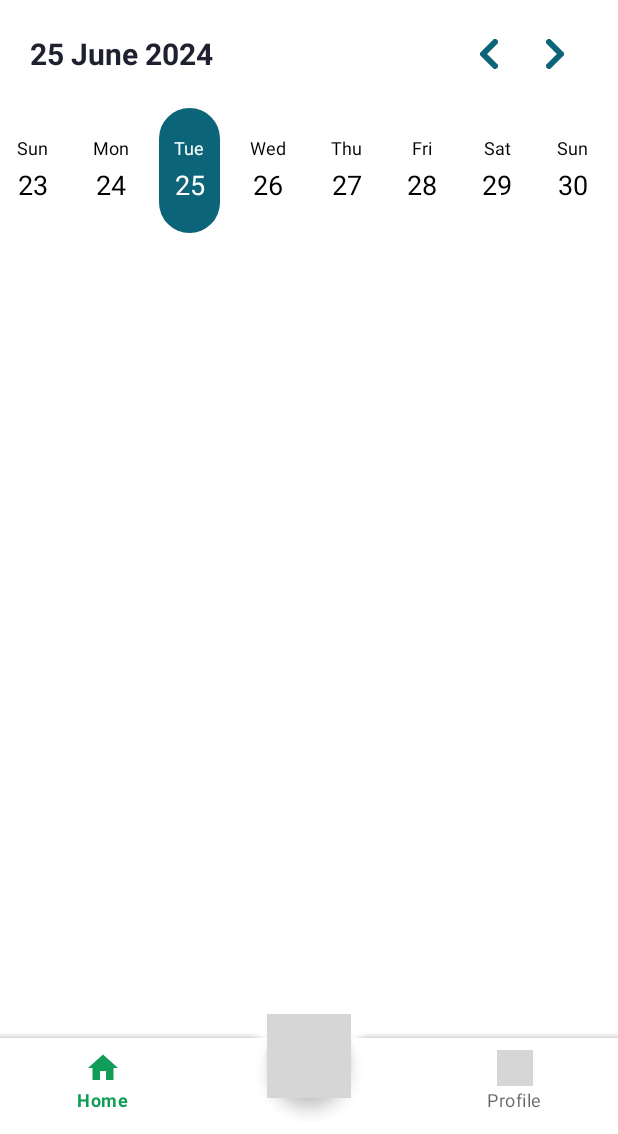
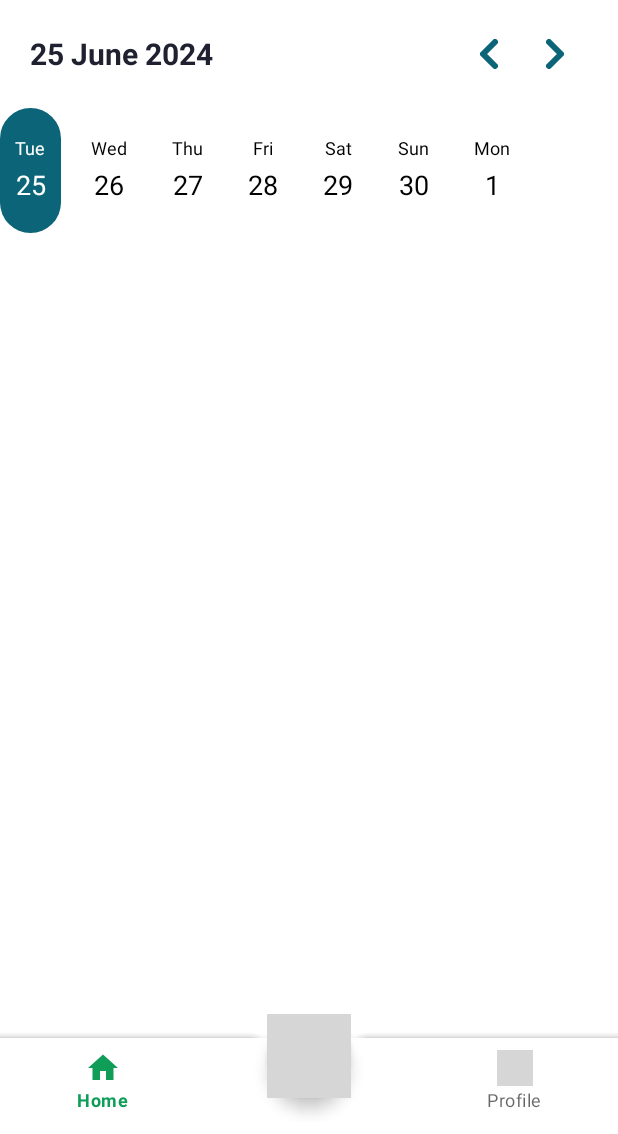
Before and after one commit to Miteshhsingla/Cuebit, an Android app: the screen it shows after launch (MainActivity), on a phone screen of 412 x 824 dp, the part 102-1236 px from its top. Run offline under Robolectric (Android 15) with nearby library versions, the light colour scheme and no system bars; our stand-ins replace CircleImageView; grey boxes are pictures that could not be loaded.

Commit message:
Added functionality arrow buttons to change week and implmented highlighting of a selected date

```diff
--- a/app/src/main/java/com/timeit/app/Adapters/DateAdapter.kt
+++ b/app/src/main/java/com/timeit/app/Adapters/DateAdapter.kt
@@ -12,7 +12,7 @@ import androidx.recyclerview.widget.RecyclerView
 import com.timeit.app.DataModels.Day
 import com.timeit.app.R
 
-class DateAdapter(private var dateItemList: List<Day>) : RecyclerView.Adapter<DateAdapter.DateViewHolder>() {
+class DateAdapter(var dateItemList: List<Day>) : RecyclerView.Adapter<DateAdapter.DateViewHolder>() {
 
     private var selectedPosition = -1
     private var onItemClickListener: ((Int) -> Unit)? = null
@@ -28,7 +28,7 @@ class DateAdapter(private var dateItemList: List<Day>) : RecyclerView.Adapter<Da
         holder.dayOfWeekText.text = day.dayOfWeek
         holder.dayNumberText.text = day.dayNumber.toString()
 
-        if (day.isToday) {
+        if (position == selectedPosition) {
             holder.block.setBackgroundResource(R.drawable.selected_day_bg)
             holder.dayOfWeekText.setTextColor(Color.WHITE)
             holder.dayNumberText.setTextColor(Color.WHITE)
--- a/app/src/main/java/com/timeit/app/Fragments/HomeFragment.kt
+++ b/app/src/main/java/com/timeit/app/Fragments/HomeFragment.kt
@@ -21,7 +21,7 @@ class HomeFragment : Fragment() {
     private val binding get() = _binding!!
     private lateinit var dateAdapter: DateAdapter
     private var selectedDayPosition = -1
-    val dates = Utils.generateDaysForMonth()
+    private var currentWeekStart: Calendar = Calendar.getInstance()
 
     override fun onCreateView(
         inflater: LayoutInflater, container: ViewGroup?,
@@ -34,13 +34,19 @@ class HomeFragment : Fragment() {
     override fun onViewCreated(view: View, savedInstanceState: Bundle?) {
         super.onViewCreated(view, savedInstanceState)
 
-        dateAdapter = DateAdapter(dates)
+        dateAdapter = DateAdapter(generateWeekDays(currentWeekStart))
         binding.recyclerView.layoutManager = LinearLayoutManager(context, LinearLayoutManager.HORIZONTAL, false)
         binding.recyclerView.adapter = dateAdapter
+
+        binding.leftArrow.setOnClickListener { showPreviousWeek() }
+        binding.rightArrow.setOnClickListener { showNextWeek() }
+
         val today = Calendar.getInstance().get(Calendar.DAY_OF_WEEK) - 1
         dateAdapter.updateSelected(today)
 
-        val todayPosition = getTodayPosition(dates)
+        val todayPosition = getTodayPosition(dateAdapter.dateItemList)
+        selectedDayPosition = todayPosition
+        dateAdapter.updateSelected(todayPosition)
         binding.recyclerView.scrollToPosition(todayPosition)
 
         dateAdapter.setOnItemClickListener { position ->
@@ -50,6 +56,24 @@ class HomeFragment : Fragment() {
         setCurrentMonth()
     }
 
+    private fun generateWeekDays(startingDay: Calendar): List<Day> {
+        return Utils.generateDaysForWeek(startingDay)
+    }
+
+    private fun showPreviousWeek() {
+        currentWeekStart.add(Calendar.WEEK_OF_YEAR, -1)
+        updateWeek()
+    }
+
+    private fun showNextWeek() {
+        currentWeekStart.add(Calendar.WEEK_OF_YEAR, 1)
+        updateWeek()
+    }
+
+    private fun updateWeek() {
+        dateAdapter.updateData(generateWeekDays(currentWeekStart))
+        binding.recyclerView.scrollToPosition(0)
+    }
     private fun getTodayPosition(dates: List<Day>): Int {
         return dates.indexOfFirst { it.isToday }
     }
@@ -60,13 +84,6 @@ class HomeFragment : Fragment() {
         binding.selectedDayText.text = monthYearText
     }
 
-
-
-
-
-
-
-
     override fun onDestroyView() {
         super.onDestroyView()
         _binding = null
--- a/app/src/main/java/com/timeit/app/MainActivity.kt
+++ b/app/src/main/java/com/timeit/app/MainActivity.kt
@@ -2,17 +2,11 @@ package com.timeit.app
 
 import android.os.Bundle
 import androidx.appcompat.app.AppCompatActivity
-import androidx.constraintlayout.widget.ConstraintLayout
-import androidx.core.view.isVisible
-import com.google.android.material.bottomsheet.BottomSheetDialog
-import com.timeit.app.DataModels.Day
-import com.timeit.app.DataModels.TaskDataModel
 import androidx.fragment.app.Fragment
 import androidx.fragment.app.FragmentTransaction
 import com.timeit.app.Fragments.HomeFragment
 import com.timeit.app.Fragments.ProfileFragment
 import com.timeit.app.databinding.ActivityMainBinding
-import java.util.Calendar
 
 class MainActivity : AppCompatActivity() {
 
--- a/app/src/main/java/com/timeit/app/Utils.kt
+++ b/app/src/main/java/com/timeit/app/Utils.kt
@@ -7,7 +7,7 @@ import java.util.Locale
 
 public class Utils {
 
-    public fun generateDaysForMonth(): List<Day> {
+    fun generateDaysForMonth(): List<Day> {
         val days = mutableListOf<Day>()
         val calendar = Calendar.getInstance()
         val currentDayOfMonth = calendar.get(Calendar.DAY_OF_MONTH)
@@ -43,4 +43,25 @@ public class Utils {
         return weekDays
     }
 
+    fun generateDaysForWeek(startingDay: Calendar): List<Day> {
+        val days = mutableListOf<Day>()
+        val calendar = startingDay.clone() as Calendar
+
+        for (i in 0 until 7) {
+            days.add(Day(
+                dayOfWeek = calendar.getDisplayName(Calendar.DAY_OF_WEEK, Calendar.SHORT, Locale.getDefault()) ?: "",
+                dayNumber = calendar.get(Calendar.DAY_OF_MONTH),
+                isToday = isToday(calendar)
+            ))
+            calendar.add(Calendar.DAY_OF_MONTH, 1)
+        }
+        return days
+    }
+
+    private fun isToday(calendar: Calendar): Boolean {
+        val today = Calendar.getInstance()
+        return calendar.get(Calendar.YEAR) == today.get(Calendar.YEAR) &&
+                calendar.get(Calendar.DAY_OF_YEAR) == today.get(Calendar.DAY_OF_YEAR)
+    }
+
 }
--- a/app/src/main/res/layout/activity_main.xml
+++ b/app/src/main/res/layout/activity_main.xml
@@ -21,7 +21,6 @@
         android:layout_width="match_parent"
         android:layout_height="wrap_content"
         app:layout_constraintBottom_toBottomOf="parent"
-        android:background="@color/white"
         android:fitsSystemWindows="false">
 
 
--- a/app/src/main/res/layout/fragment_home.xml
+++ b/app/src/main/res/layout/fragment_home.xml
@@ -57,12 +57,14 @@
             android:layout_marginRight="20dp"
             >
             <ImageView
+                android:id="@+id/leftArrow"
                 android:layout_width="wrap_content"
                 android:layout_height="wrap_content"
                 android:src="@drawable/ic_weekday_chevron_left"
                 android:padding="16dp"
              />
             <ImageView
+                android:id="@+id/rightArrow"
                 android:layout_width="wrap_content"
                 android:layout_height="wrap_content"
                 android:src="@drawable/ic_weekday_chevron_right"
@@ -77,8 +79,10 @@
         android:layout_width="match_parent"
         android:layout_height="wrap_content"
         android:layout_marginTop="10dp"
+        app:layoutManager="androidx.recyclerview.widget.LinearLayoutManager"
         android:orientation="horizontal"
-        android:scrollbars="none" />
+        android:scrollbars="none"
+        tools:listitem="@layout/item_date"/>
 
     <LinearLayout
         android:id="@+id/tasksContainer"
```
